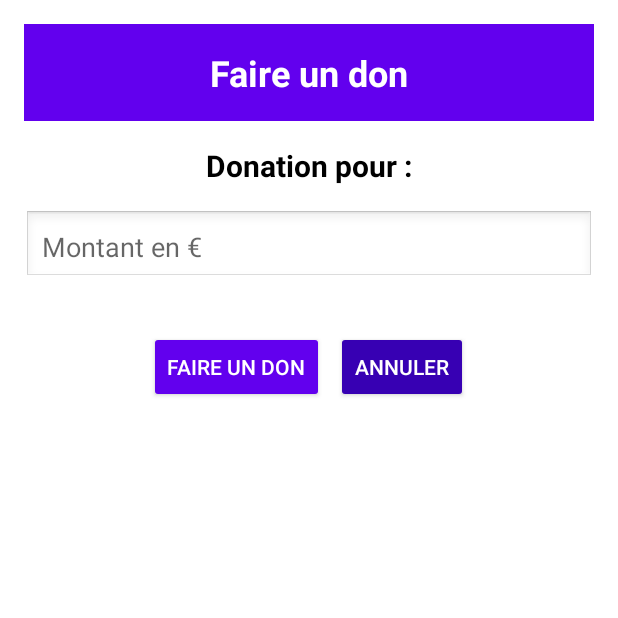
After one commit to vico37/ProjetSaeDon, an Android app: the DonationNormalActivity screen opened directly, with no data from a screen before it, on a phone screen of 412 x 824 dp, the top half of it. The commit adds this screen. Run offline under Robolectric (Android 15) with nearby library versions, the phone set to English and light mode, and no system bars; 1 statement that could not run was skipped.

```diff
--- a/app/src/main/AndroidManifest.xml
+++ b/app/src/main/AndroidManifest.xml
@@ -13,6 +13,8 @@
         android:supportsRtl="true"
         android:theme="@style/Theme.ProjetSaeDon"
         tools:targetApi="31">
+        <activity android:name="iut.dam.projetsaedon.donation.DonationNormalActivity"
+            android:exported="true" />
         <activity
             android:name=".asso.AssociationDetailsActivity"
             android:exported="true">
--- /dev/null
+++ b/app/src/main/java/iut/dam/projetsaedon/donation/DonationNormalActivity.java
@@ -0,0 +1,133 @@
+package iut.dam.projetsaedon.donation;
+
+import androidx.appcompat.app.AlertDialog;
+import androidx.appcompat.app.AppCompatActivity;
+import android.content.DialogInterface;
+import android.content.SharedPreferences;
+import android.os.Bundle;
+import android.content.Intent;
+import android.net.Uri;
+import android.view.View;
+import android.widget.Button;
+import android.widget.EditText;
+import android.widget.TextView;
+import android.widget.Toast;
+import org.json.JSONObject;
+import java.io.BufferedReader;
+import java.io.InputStream;
+import java.io.InputStreamReader;
+import java.io.OutputStream;
+import java.net.HttpURLConnection;
+import java.net.URL;
+import java.net.URLEncoder;
+import iut.dam.projetsaedon.R;
+import iut.dam.projetsaedon.asso.AssociationDetailsActivity;
+
+public class DonationNormalActivity extends AppCompatActivity {
+
+    private TextView textViewAssociationName;
+    private EditText editTextMontant;
+    private Button buttonFaireDon, buttonAnnuler;
+
+    // URL du script PHP pour insérer le don
+    private static final String DONATION_URL = "http://donation.out-online.net/donation_app_bdd/donation_insert.php";
+
+    private String associationId, associationName, userId;
+
+    @Override
+    protected void onCreate(Bundle savedInstanceState) {
+        super.onCreate(savedInstanceState);
+        setContentView(R.layout.activity_donation_normal);
+
+        textViewAssociationName = findViewById(R.id.textViewAssociationName);
+        editTextMontant = findViewById(R.id.editTextMontant);
+        buttonFaireDon = findViewById(R.id.buttonFaireDon);
+        buttonAnnuler = findViewById(R.id.buttonAnnuler);
+
+        // Récupérer les extras transmis par AssociationDetailsActivity
+        Intent intent = getIntent();
+        associationId = intent.getStringExtra("associationId");
+        associationName = intent.getStringExtra("associationName");
+
+        if (associationId == null || associationId.isEmpty()) {
+            Toast.makeText(this, "Aucun identifiant d'association fourni", Toast.LENGTH_LONG).show();
+            finish();
+            return;
+        }
+
+        textViewAssociationName.setText("Donation pour " + associationName);
+
+        // Récupérer l'ID utilisateur depuis SharedPreferences
+        SharedPreferences prefs = getSharedPreferences("MyPrefs", MODE_PRIVATE);
+        userId = prefs.getString("userId", "");
+
+        buttonFaireDon.setOnClickListener(v -> {
+            String montantStr = editTextMontant.getText().toString().trim();
+            if (montantStr.isEmpty()) {
+                Toast.makeText(DonationNormalActivity.this, "Veuillez saisir un montant", Toast.LENGTH_SHORT).show();
+                return;
+            }
+            sendDonation(montantStr);
+        });
+
+        buttonAnnuler.setOnClickListener(v -> finish());
+    }
+
+    private void sendDonation(String montantStr) {
+        new Thread(() -> {
+            try {
+                String params = "associationId=" + URLEncoder.encode(associationId, "UTF-8")
+                        + "&montant=" + URLEncoder.encode(montantStr, "UTF-8")
+                        + "&userId=" + URLEncoder.encode(userId, "UTF-8");
+                URL url = new URL(DONATION_URL);
+                HttpURLConnection conn = (HttpURLConnection) url.openConnection();
+                conn.setRequestMethod("POST");
+                conn.setDoOutput(true);
+                conn.setConnectTimeout(5000);
+                conn.setReadTimeout(5000);
+
+                OutputStream os = conn.getOutputStream();
+                os.write(params.getBytes());
+                os.flush();
+                os.close();
+
+                BufferedReader reader = new BufferedReader(new InputStreamReader(conn.getInputStream()));
+                StringBuilder sb = new StringBuilder();
+                String line;
+                while ((line = reader.readLine()) != null) {
+                    sb.append(line);
+                }
+                reader.close();
+                conn.disconnect();
+
+                JSONObject response = new JSONObject(sb.toString());
+                boolean success = response.optBoolean("success");
+                String message = response.optString("message");
+
+                runOnUiThread(() -> {
+                    if (success) {
+                        // Afficher la boîte de dialogue de confirmation
+                        new AlertDialog.Builder(DonationNormalActivity.this)
+                                .setTitle("Confirmation")
+                                .setMessage("Votre don a bien été effectué.\nVoulez-vous retourner à la page de l'association ?")
+                                .setPositiveButton("Confirmer", (dialog, which) -> {
+                                    // Retour à la page AssociationDetailsActivity
+                                    Intent intent = new Intent(DonationNormalActivity.this, AssociationDetailsActivity.class);
+                                    intent.putExtra("associationId", associationId);
+                                    intent.putExtra("associationName", associationName);
+                                    startActivity(intent);
+                                    finish();
+                                })
+                                .setNegativeButton("Rester", null)
+                                .show();
+                    } else {
+                        Toast.makeText(DonationNormalActivity.this, "Erreur lors du don: " + message, Toast.LENGTH_LONG).show();
+                    }
+                });
+            } catch (Exception e) {
+                e.printStackTrace();
+                runOnUiThread(() -> Toast.makeText(DonationNormalActivity.this, "Erreur lors du don", Toast.LENGTH_SHORT).show());
+            }
+        }).start();
+    }
+}
--- a/app/src/main/res/layout/activity_association_details.xml
+++ b/app/src/main/res/layout/activity_association_details.xml
@@ -12,7 +12,7 @@
         android:layout_width="match_parent"
         android:layout_height="wrap_content"
         android:orientation="vertical"
-        android:padding="16dp">
+        >
 
         <!-- Barre de titre -->
         <TextView
@@ -25,7 +25,7 @@
             android:gravity="center"
             android:background="@color/violetPrimary"
             android:textColor="@color/white"
-            android:padding="16dp" />
+            android:padding="20dp" />
 
         <!-- Nom de l'association -->
         <TextView
--- /dev/null
+++ b/app/src/main/res/layout/activity_donation_normal.xml
@@ -0,0 +1,82 @@
+<?xml version="1.0" encoding="utf-8"?>
+<ScrollView
+    xmlns:android="http://schemas.android.com/apk/res/android"
+    xmlns:tools="http://schemas.android.com/tools"
+    android:id="@+id/donationNormalScroll"
+    android:layout_width="match_parent"
+    android:layout_height="match_parent"
+    android:background="@color/white"
+    tools:context=".donation.DonationNormalActivity">
+
+    <LinearLayout
+        android:layout_width="match_parent"
+        android:layout_height="wrap_content"
+        android:orientation="vertical"
+        android:padding="16dp">
+
+        <!-- Barre de titre -->
+        <TextView
+            android:id="@+id/textViewDonationTitle"
+            android:layout_width="match_parent"
+            android:layout_height="wrap_content"
+            android:text="Faire un don"
+            android:textSize="24sp"
+            android:textStyle="bold"
+            android:gravity="center"
+            android:background="@color/violetPrimary"
+            android:textColor="@color/white"
+            android:padding="16dp" />
+
+        <!-- Affichage du nom de l'association -->
+        <TextView
+            android:id="@+id/textViewAssociationName"
+            android:layout_width="match_parent"
+            android:layout_height="wrap_content"
+            android:text="Donation pour :"
+            android:textSize="20sp"
+            android:textStyle="bold"
+            android:gravity="center"
+            android:textColor="@color/black"
+            android:padding="16dp" />
+
+        <!-- Champ de saisie du montant -->
+        <EditText
+            android:id="@+id/editTextMontant"
+            android:layout_width="match_parent"
+            android:layout_height="wrap_content"
+            android:inputType="numberDecimal"
+            android:hint="Montant en €"
+            android:textSize="18sp"
+            android:padding="12dp"
+            android:layout_marginBottom="16dp"
+            android:background="@android:drawable/edit_text" />
+
+        <!-- Boutons d'action -->
+        <LinearLayout
+            android:layout_width="match_parent"
+            android:layout_height="wrap_content"
+            android:orientation="horizontal"
+            android:gravity="center"
+            android:paddingTop="16dp">
+
+            <Button
+                android:id="@+id/buttonFaireDon"
+                android:layout_width="wrap_content"
+                android:layout_height="wrap_content"
+                android:text="Faire un don"
+                android:backgroundTint="@color/violetPrimary"
+                android:textColor="@color/white"
+                android:padding="12dp"
+                android:layout_marginEnd="8dp" />
+
+            <Button
+                android:id="@+id/buttonAnnuler"
+                android:layout_width="wrap_content"
+                android:layout_height="wrap_content"
+                android:text="Annuler"
+                android:backgroundTint="@color/violetAccent"
+                android:textColor="@color/white"
+                android:padding="12dp" />
+        </LinearLayout>
+    </LinearLayout>
+</ScrollView>
```
Also changed, not shown: app/src/main/java/iut/dam/projetsaedon/asso/AssociationDetailsActivity.java (+54 -17 lines).
